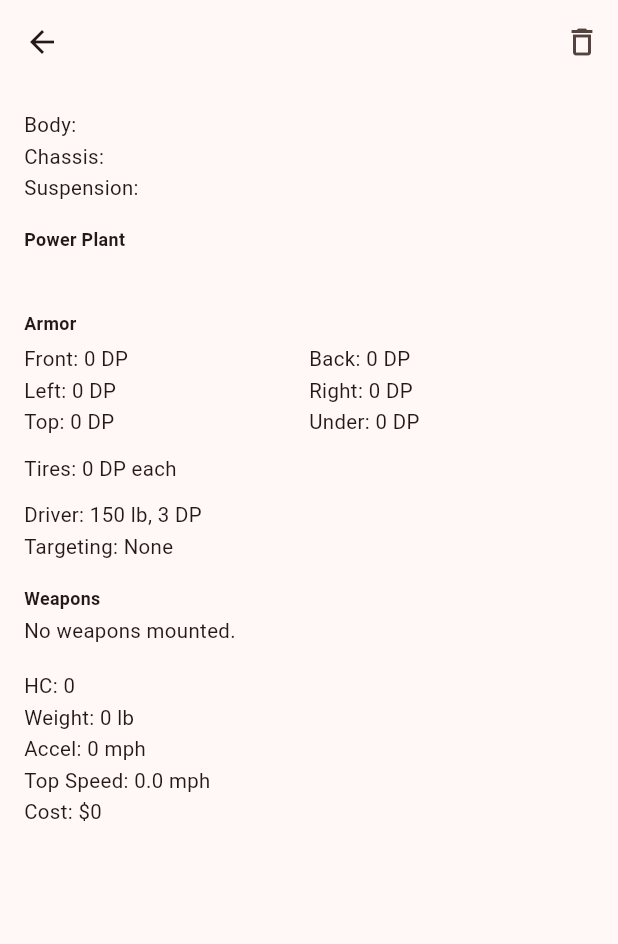
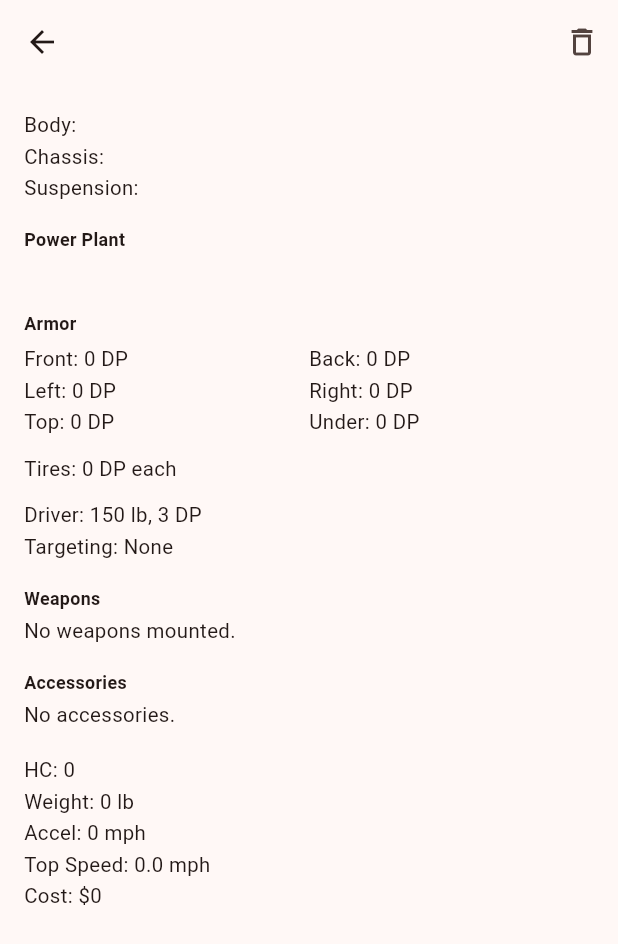
Before and after one commit to heusserm/car-wars-vehicle-designer, a Flutter app: the VehicleDetailScreen screen opened directly with empty values, on a phone screen of 412 x 824 dp. Shown: the top 944 px of the screen. Run offline on Flutter 3.47's test engine with Material 3 defaults, Android fonts, the phone set to English and light mode, and no system bars; our stand-ins replace shared_preferences; accounts and stored records are empty.

Commit message:
Add accessories to vehicle designer
New Accessories section: a dropdown plus Add button so a vehicle can
mount any number of accessories, each shown with its cost/weight/space
and special-rules text, with a remove button. Costs, weights, and
spaces fold into the vehicle totals, persist to storage (old saved
vehicles load with an empty list), and appear on the detail screen.

Initial catalog: ABS, Active Suspension, Gunner, Gunner w/ Body Armor,
No-Paint Windshield, Laser Battery, Link, Fire Extinguisher, and
Overdrive. Overdrive is priced at $400 (4 wheels x $100), matching the
app's fixed 4-tire assumption. Laser Battery's 1 DP and Active
Suspension's HC bonus are described in text only, since the app does
not model component DP and the HC bonus is situational.

Co-Authored-By: Claude Sonnet 5 <noreply@anthropic.com>

```diff
--- /dev/null
+++ b/lib/models/accessory.dart
@@ -0,0 +1,95 @@
+class Accessory {
+  const Accessory({
+    required this.name,
+    required this.cost,
+    this.weight = 0,
+    this.space = 0,
+    this.description = '',
+  });
+
+  final String name;
+  final int cost;
+  final double weight;
+  final double space;
+
+  /// Special rules text shown to the user; not used in the calculations.
+  final String description;
+}
+
+const List<Accessory> accessories = [
+  Accessory(
+    name: 'Antilock Braking System (ABS)',
+    cost: 1000,
+    description: 'Eliminates tire damage from rapid deceleration and reduces '
+        'braking hazards (rain, snow, ice, oil, gravel) by D1. Cannot be used '
+        'on oversized vehicles.',
+  ),
+  Accessory(
+    name: 'Active Suspension',
+    cost: 4000,
+    weight: 100,
+    description: 'Adds 1 to the HC of any car, trike or cycle (not off-road). '
+        'If a wheel is lost, the vehicle suffers a D6 hazard instead of going '
+        'directly to HC -6, and its HC drops by 2 instead of 3.',
+  ),
+  Accessory(
+    name: 'Gunner',
+    cost: 0,
+    weight: 150,
+    space: 1,
+    description: 'A crew member to operate weapons.',
+  ),
+  Accessory(
+    name: 'Gunner w/ Body Armor',
+    cost: 250,
+    weight: 150,
+    space: 1,
+    description: 'A crew member to operate weapons, wearing body armor '
+        '(3 hits before it is useless, doubling DP from 3 to 6).',
+  ),
+  Accessory(
+    name: 'No-Paint Windshield',
+    cost: 1000,
+    description: 'Paint clouds have no effect on vehicles equipped with this '
+        'windshield. Helmets and gas masks can be modified with this material '
+        'for \$100.',
+  ),
+  Accessory(
+    name: 'Laser Battery',
+    cost: 500,
+    weight: 100,
+    space: 1,
+    description: '1 DP. Located adjacent to the power plant and destroyed after '
+        'it is. Required for a gas-powered vehicle to fire lasers or run '
+        'power-draining electronics (radar, IR, etc.). Holds 100 power units. A '
+        'recharge costs \$10 and takes two minutes.',
+  ),
+  Accessory(
+    name: 'Link',
+    cost: 50,
+    description: 'Links two or more pieces of equipment so they can both be '
+        'activated by a single firing action. Normally used on weapons, but can '
+        'be hooked to other equipment. See Linked Weapons, p. 45.',
+  ),
+  Accessory(
+    name: 'Fire Extinguisher',
+    cost: 300,
+    weight: 150,
+    space: 1,
+    description: 'Roll 1 die at the end of each turn the vehicle is on fire. On '
+        'a 1 to 3 (1 to 2 with a gas engine), the fire is put out. Destroyed '
+        'when the power plant is destroyed.',
+  ),
+  Accessory(
+    name: 'Overdrive',
+    cost: 400, // \$100 per wheel; priced for the standard 4-wheel vehicle
+    description: r'$100 per wheel (must be bought for all wheels). Increases top '
+        'speed by 20 mph when activated, but reduces acceleration by 5 mph '
+        '(minimum 2.5 mph). Activation/deactivation is a firing action. If '
+        'deactivated above normal top speed, the vehicle must decelerate at '
+        'least 15 mph per turn until at or below its pre-overdrive maximum. '
+        'Power consumption while active is figured as if going 20 mph slower. '
+        'Installation is a Hard job. Cannot be used on hovercraft, boats or '
+        'helicopters.',
+  ),
+];
--- a/lib/models/vehicle.dart
+++ b/lib/models/vehicle.dart
@@ -16,6 +16,7 @@ class Vehicle {
     this.weapons = const [],
     this.hasBodyArmor = false,
     this.targetingComputer = 'None',
+    this.accessories = const [],
     this.totalCost = 0,
     this.weight = 0,
     this.handlingClass = 0,
@@ -40,6 +41,7 @@ class Vehicle {
   final List<String> weapons;
   final bool hasBodyArmor;
   final String targetingComputer;
+  final List<String> accessories;
   final double totalCost;
   final double weight;
   final int handlingClass;
--- a/lib/models/vehicle_garage.dart
+++ b/lib/models/vehicle_garage.dart
@@ -43,6 +43,7 @@ class VehicleGarage {
         weapons: (map['weapons'] as List<dynamic>).cast<String>(),
         hasBodyArmor: map['hasBodyArmor'] as bool? ?? false,
         targetingComputer: map['targetingComputer'] as String? ?? 'None',
+        accessories: (map['accessories'] as List<dynamic>?)?.cast<String>() ?? const [],
         totalCost: (map['totalCost'] as num).toDouble(),
         weight: (map['weight'] as num).toDouble(),
         handlingClass: map['handlingClass'] as int,
@@ -74,6 +75,7 @@ class VehicleGarage {
               'weapons': v.weapons,
               'hasBodyArmor': v.hasBodyArmor,
               'targetingComputer': v.targetingComputer,
+              'accessories': v.accessories,
               'totalCost': v.totalCost,
               'weight': v.weight,
               'handlingClass': v.handlingClass,
--- a/lib/screens/vehicle_detail_screen.dart
+++ b/lib/screens/vehicle_detail_screen.dart
@@ -12,6 +12,7 @@ class VehicleDetailScreen extends StatelessWidget {
   @override
   Widget build(BuildContext context) {
     final weapons = vehicle.weapons.isEmpty ? 'No weapons mounted.' : vehicle.weapons.join('\r\n\r\n');
+    final accessories = vehicle.accessories.isEmpty ? 'No accessories.' : vehicle.accessories.join('\r\n');
     final acceleration = vehicle.isUnderpowered ? 'Underpowered – vehicle will not move' : '${vehicle.acceleration} mph';
     final driverDp = baseDriverDp + (vehicle.hasBodyArmor ? bodyArmorDpBonus : 0);
 
@@ -50,6 +51,7 @@ class VehicleDetailScreen extends StatelessWidget {
           ),
           _PlainRow('Targeting: ${vehicle.targetingComputer}', marginBottom: 16),
           _DetailRow(label: 'Weapons', value: weapons),
+          _DetailRow(label: 'Accessories', value: accessories),
           if (vehicle.notes.isNotEmpty) _DetailRow(label: 'Notes', value: vehicle.notes),
           _PlainRow('HC: ${vehicle.handlingClass}'),
           _PlainRow('Weight: ${vehicle.weight.toStringAsFixed(0)} lb'),
--- a/lib/services/vehicle_calculator.dart
+++ b/lib/services/vehicle_calculator.dart
@@ -1,3 +1,4 @@
+import '../models/accessory.dart';
 import '../models/armor.dart';
 import '../models/body_type.dart';
 import '../models/chassis.dart';
@@ -67,6 +68,7 @@ VehicleStats computeVehicleStats({
   required List<MountedWeapon> mountedWeapons,
   bool hasBodyArmor = false,
   TargetingComputer targetingComputer = noTargetingComputer,
+  List<Accessory> accessories = const [],
 }) {
   final maxLoad = body.maxLoad * (1 + chassis.maxLoadModifier);
 
@@ -107,6 +109,10 @@ VehicleStats computeVehicleStats({
   final bodyArmorCostApplied = hasBodyArmor ? bodyArmorCost : 0;
   final driverDp = baseDriverDp + (hasBodyArmor ? bodyArmorDpBonus : 0);
 
+  final accessoriesCost = accessories.fold<int>(0, (sum, a) => sum + a.cost);
+  final accessoriesWeight = accessories.fold<double>(0, (sum, a) => sum + a.weight);
+  final accessoriesSpace = accessories.fold<double>(0, (sum, a) => sum + a.space);
+
   final totalCost = bodyPrice +
       suspensionCost +
       powerPlantCost +
@@ -115,7 +121,8 @@ VehicleStats computeVehicleStats({
       weaponsCost +
       ammoCost +
       bodyArmorCostApplied +
-      targetingComputer.cost;
+      targetingComputer.cost +
+      accessoriesCost;
 
   final totalWeight = body.weight +
       powerPlantWeight +
@@ -124,9 +131,14 @@ VehicleStats computeVehicleStats({
       weaponsWeight +
       ammoWeight +
       driverWeight +
-      targetingComputer.weight;
+      targetingComputer.weight +
+      accessoriesWeight;
 
-  final spacesUsed = powerPlantSpacesUsed + weaponsSpace + driverSpaces + targetingComputer.space;
+  final spacesUsed = powerPlantSpacesUsed +
+      weaponsSpace +
+      driverSpaces +
+      targetingComputer.space +
+      accessoriesSpace;
   final spacesAvailable = body.spaces - spacesUsed;
 
   final handlingClass = suspension.handlingClassFor(body.handlingCategory);
```
Also changed, not shown: lib/screens/design_vehicle_screen.dart (+80 -0 lines).
